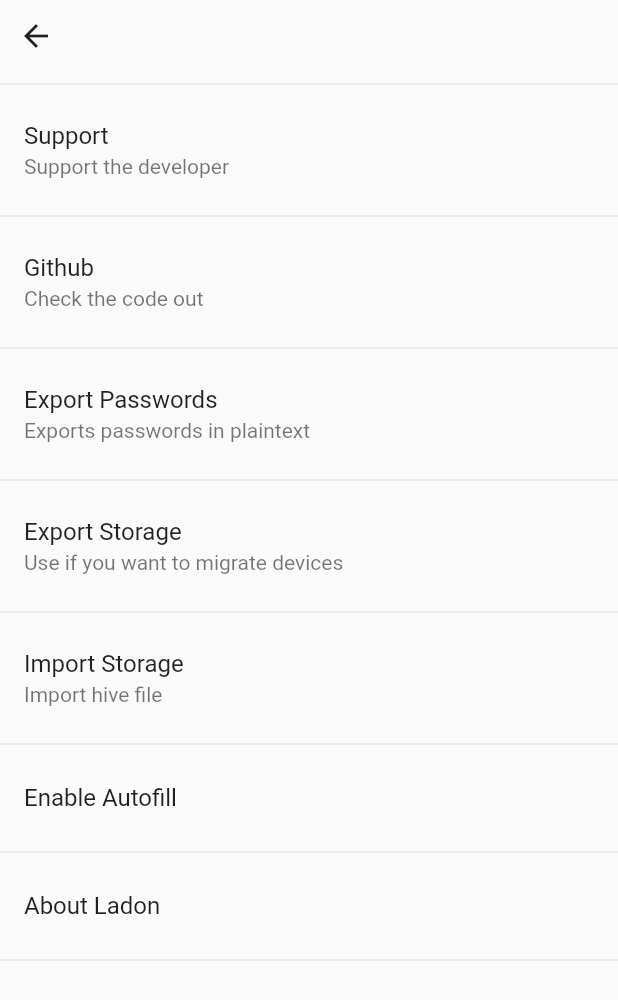
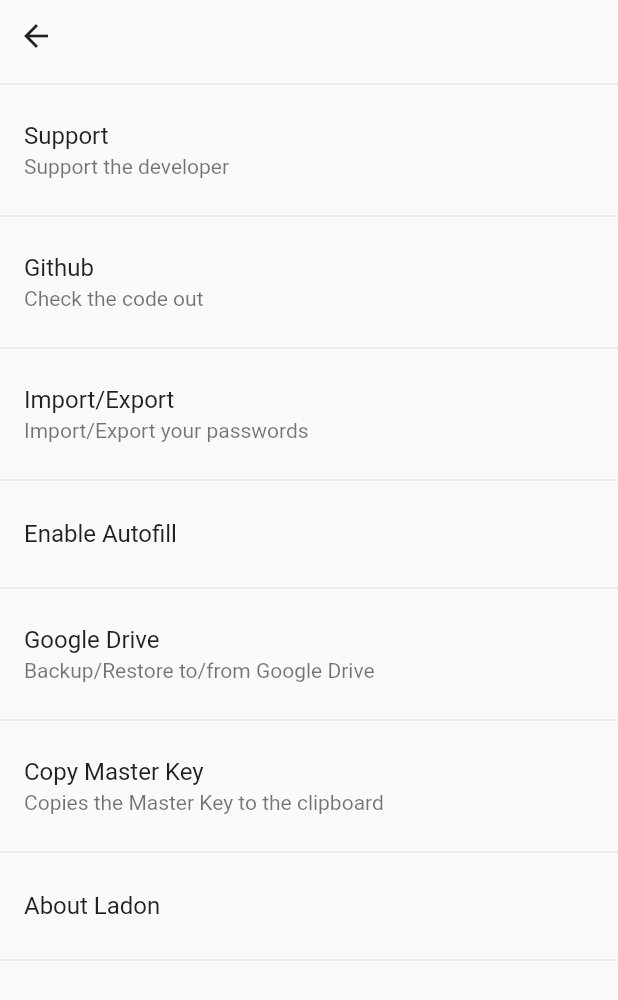
Before and after one commit to Flajt/Ladon, a Flutter app: the SettingsPage screen opened by its route, on a phone screen of 412 x 824 dp. Shown: the top 1000 px of the screen. Run offline on Flutter 3.47's test engine with Material 2 defaults, Android fonts, the phone set to English and light mode, and no system bars; our stand-ins replace another_flushbar, cached_network_image, file_picker, form_validator, google_fonts, hive and 5 more; missing offline and left inert: biometric_storage, drive_helper, flutter_autofill_service, flutter_donation_buttons, hawk_fab_menu, mobile_scanner and 3 more; accounts and stored records are empty.

Commit message:
Feat: Apply changes

```diff
--- a/ladon/lib/pages/SettingsPage.dart
+++ b/ladon/lib/pages/SettingsPage.dart
@@ -1,13 +1,15 @@
-import 'dart:io';
-
+import 'package:biometric_storage/biometric_storage.dart';
 import 'package:flutter/material.dart';
-import 'package:ladon/features/importExportMangment/logic/ImportExportLogic.dart';
-import 'package:ladon/features/importExportMangment/uiblocks/ImportDialog.dart';
+import 'package:flutter/services.dart';
+import 'package:ladon/features/settings/interfaces/WhichBackupInterface.dart';
+import 'package:ladon/features/settings/logic/BackupLogic.dart';
+import 'package:ladon/features/settings/logic/WhichBackuplogic.dart';
 import 'package:ladon/features/settings/uiblocks/SupportDialog.dart';
-import 'package:share_plus/share_plus.dart';
+import 'package:ladon/shared/notifications/uiblock/SuccessNotification.dart';
 import 'package:url_launcher/url_launcher_string.dart';
 
 import '../features/serviceSettings/logic/servicePreferences.dart';
+import '../features/settings/uiblocks/ImportExportDialog.dart';
 
 class SettingsPage extends StatelessWidget {
   const SettingsPage({Key? key}) : super(key: key);
@@ -37,37 +39,13 @@ class SettingsPage extends StatelessWidget {
         ),
         const Divider(),
         ListTile(
-          title: const Text("Export Passwords"),
-          subtitle: const Text("Exports passwords in plaintext"),
-          onTap: () async {
-            final box = context.findRenderObject() as RenderBox?;
-            String path = await ImportExportLogic.exportPlainText();
-            XFile file = XFile(path);
-            await _shareFile(box, file);
-            await File(path).delete();
-          },
-        ),
-        const Divider(),
-        ListTile(
-          title: const Text("Export Storage"),
-          subtitle: const Text("Use if you want to migrate devices"),
-          onTap: () async {
-            List<dynamic> data = await ImportExportLogic.exportHiveFile();
-            // ignore: use_build_context_synchronously
-            final box = context.findRenderObject() as RenderBox?;
-            _shareFile(
-                box,
-                XFile.fromData(data[0],
-                    name: "passwords.hive", path: data[1].path));
-          },
-        ),
-        const Divider(),
-        ListTile(
-          title: const Text("Import Storage"),
-          onTap: () => showDialog(
-              context: context, builder: (context) => const ImportDialog()),
-          subtitle: const Text("Import hive file"),
-        ),
+            title: const Text("Import/Export"),
+            subtitle: const Text("Import/Export your passwords"),
+            onTap: () async {
+              showDialog(
+                  context: context,
+                  builder: (context) => const ImportExportDialog());
+            }),
         const Divider(),
         ListTile(
           title: const Text("Enable Autofill"),
@@ -75,19 +53,37 @@ class SettingsPage extends StatelessWidget {
               await ServicePreferences.setupAutoFillServiceIfNotSelected(),
         ),
         const Divider(),
+        ListTile(
+            title: const Text("Google Drive"),
+            subtitle: const Text("Backup/Restore to/from Google Drive"),
+            onTap: () async {
+              WhichBackupService whichBackupService = WhichBackupService();
+              final BackupLogic logic = BackupLogic(whichBackupService);
+              await whichBackupService
+                  .setBackupService(BackupService.googleDrive);
+              await logic.enableBackup();
+            }),
+        const Divider(),
+        ListTile(
+          title: const Text("Copy Master Key"),
+          subtitle: const Text("Copies the Master Key to the clipboard"),
+          onTap: () async {
+            final store = await BiometricStorage().getStorage('ladonStorage');
+            String? pw = await store.read();
+            Clipboard.setData(ClipboardData(text: pw));
+            // ignore: use_build_context_synchronously
+            SuccessNotification(
+                    message: "Master Key copied to clipboard", context: context)
+                .show(context);
+          },
+        ),
+        const Divider(),
         const AboutListTile(
+          applicationName: "Ladon",
           applicationLegalese: "Copyright 2023 Tjalf Bartel",
         ),
         const Divider()
       ],
     )));
   }
-
-  Future<void> _shareFile(RenderBox? box, XFile file) async {
-    await Share.shareXFiles(
-      [file],
-      subject: "Ladon password storage",
-      sharePositionOrigin: box!.localToGlobal(Offset.zero) & box.size,
-    );
-  }
 }
```
